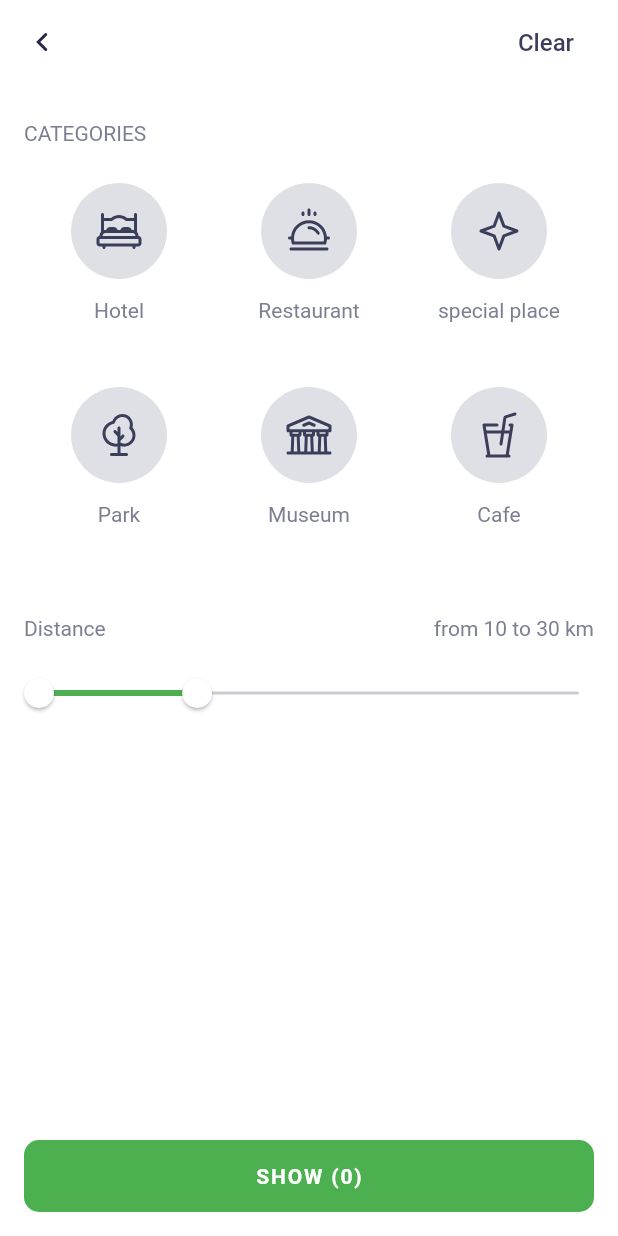
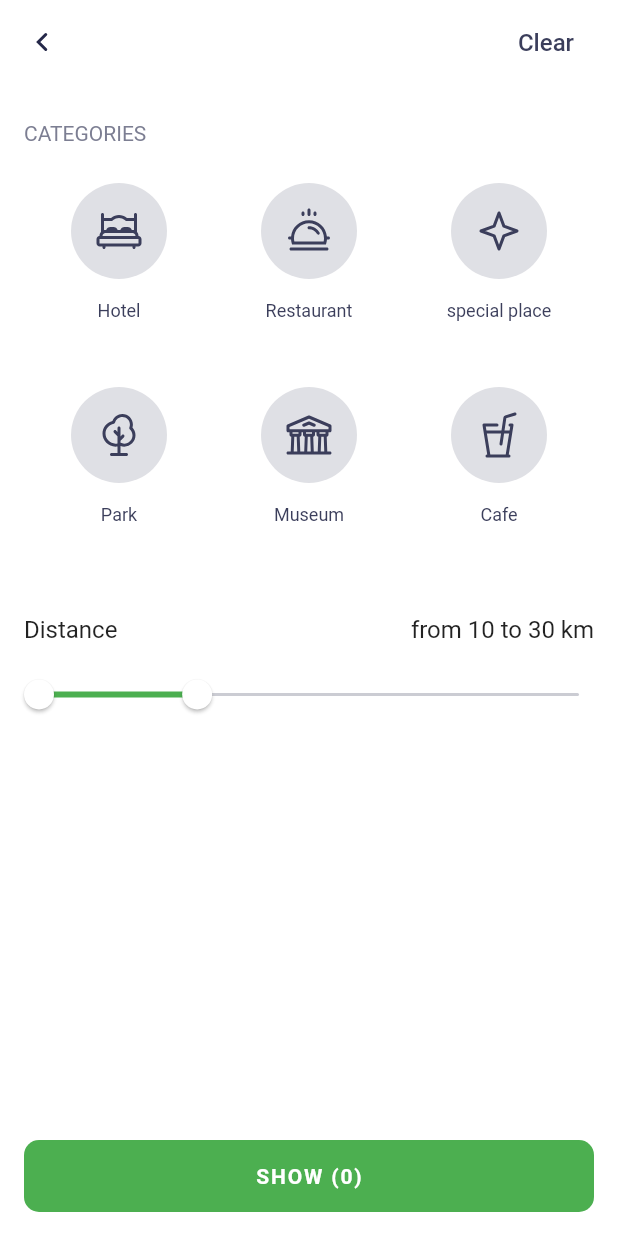
Before and after one commit to DeployChef/places, a Flutter app: the screen it shows after launch, on a phone screen of 412 x 824 dp. Run offline on Flutter 3.47's test engine with Material 2 defaults, Android fonts, the phone set to English and light mode, and no system bars; our stand-ins replace flutter_svg, shared_preferences; generated files the repository leaves out were written again.

Commit message:
localization and styles

```diff
--- a/lib/styles/styles.dart
+++ b/lib/styles/styles.dart
@@ -39,4 +39,10 @@ static final textSmall14Bold = textSmall14.copyWith(
   static final textButton = textSmall14Bold.copyWith(
     letterSpacing: 0.3,
   );
+
+  static final textSuperSmall12 = TextStyle(
+    fontSize: 12.0,
+    height: 1.33,
+    fontWeight: FontWeight.w400,
+  );
 }
--- a/lib/ui/screens/filters_screen.dart
+++ b/lib/ui/screens/filters_screen.dart
@@ -30,7 +30,15 @@ class FiltersScreen extends StatefulWidget {
 }
 
 class _FiltersScreenState extends State<FiltersScreen> {
-  late List<Category> _categories;
+  late AppLocalizations _locale;
+  late List<Category> _categories = [
+    Category(name: _locale.hotel, iconPath: icHotel),
+    Category(name: _locale.restaurant, iconPath: icRestaurant),
+    Category(name: _locale.specialPlace, iconPath: icParticular),
+    Category(name: _locale.park, iconPath: icPark),
+    Category(name: _locale.museum, iconPath: icMuseum),
+    Category(name: _locale.cafe, iconPath: icCafe),
+  ];
 
   RangeValues _currentRangeValues = RangeValues(100, 3000);
   int _sightCount = 0;
@@ -46,26 +54,17 @@ class _FiltersScreenState extends State<FiltersScreen> {
   @override
   Widget build(BuildContext context) {
     var theme = Theme.of(context);
-    final locale = AppLocalizations.of(context)!;
-
-    _categories = [
-      Category(name: locale.hotel, iconPath: icHotel),
-      Category(name: locale.restaurant, iconPath: icRestaurant),
-      Category(name: locale.specialPlace, iconPath: icParticular),
-      Category(name: locale.park, iconPath: icPark),
-      Category(name: locale.museum, iconPath: icMuseum),
-      Category(name: locale.cafe, iconPath: icCafe),
-    ];
+    _locale = AppLocalizations.of(context)!;
 
     return Scaffold(
-      appBar: _createSettingsAppbar(theme, locale),
+      appBar: _createSettingsAppbar(theme),
       body: Padding(
         padding: const EdgeInsets.symmetric(horizontal: 16, vertical: 24),
         child: Column(
           children: [
-            _buildCategories(theme, locale),
+            _buildCategories(theme),
             SizedBox(height: 56),
-            _buildRange(locale),
+            _buildRange(theme),
           ],
         ),
       ),
@@ -79,21 +78,27 @@ class _FiltersScreenState extends State<FiltersScreen> {
             ),
           ),
           onPressed: () {},
-          label: Text("${locale.show.toUpperCase()} ($_sightCount)"),
+          label: Text("${_locale.show.toUpperCase()} ($_sightCount)"),
         ),
       ),
       floatingActionButtonLocation: FloatingActionButtonLocation.centerFloat,
     );
   }
 
-  Column _buildRange(AppLocalizations locale) {
+  Column _buildRange(ThemeData theme) {
     return Column(
       children: [
         Row(
           mainAxisAlignment: MainAxisAlignment.spaceBetween,
           children: [
-            Text(locale.distance),
-            Text(locale.rangeTitle),
+            Text(
+              _locale.distance,
+              style: theme.primaryTextTheme.subtitle1,
+            ),
+            Text(
+              _locale.rangeTitle,
+              style: theme.primaryTextTheme.subtitle1,
+            ),
           ],
         ),
         SizedBox(
@@ -117,11 +122,13 @@ class _FiltersScreenState extends State<FiltersScreen> {
     );
   }
 
-  Column _buildCategories(ThemeData theme, AppLocalizations locale) {
+  Column _buildCategories(ThemeData theme) {
     return Column(
       crossAxisAlignment: CrossAxisAlignment.start,
       children: [
-        Text(locale.categories),
+        Text(
+          _locale.categories,
+        ),
         SizedBox(
           height: 24,
         ),
@@ -178,20 +185,23 @@ class _FiltersScreenState extends State<FiltersScreen> {
                     splashColor: theme.accentColor.withOpacity(0.5),
                   ),
                 ),
-                if (category.isSelected) _showSelected(),
+                if (category.isSelected) _showSelected(theme),
               ],
             ),
           ),
           SizedBox(
             height: 12,
           ),
-          Text(category.name),
+          Text(
+            category.name,
+            style: theme.textTheme.caption,
+          ),
         ],
       ),
     );
   }
 
-  Widget _showSelected() {
+  Widget _showSelected(ThemeData theme) {
     return Align(
       alignment: Alignment.bottomRight,
       child: Stack(
@@ -201,7 +211,7 @@ class _FiltersScreenState extends State<FiltersScreen> {
             height: 16,
             decoration: ShapeDecoration(
               shape: CircleBorder(),
-              color: Theme.of(context).colorScheme.primary,
+              color: theme.colorScheme.primary,
             ),
           ),
           Positioned(
@@ -211,7 +221,7 @@ class _FiltersScreenState extends State<FiltersScreen> {
             bottom: 0,
             child: SvgPicture.asset(
               icTick,
-              color: Theme.of(context).primaryColor,
+              color: theme.primaryColor,
             ),
           ),
         ],
@@ -241,7 +251,7 @@ class _FiltersScreenState extends State<FiltersScreen> {
     });
   }
 
-  AppBar _createSettingsAppbar(ThemeData theme, AppLocalizations locale) {
+  AppBar _createSettingsAppbar(ThemeData theme) {
     return AppBar(
       leading: Container(
           padding: const EdgeInsets.only(left: 16, right: 16),
@@ -253,7 +263,7 @@ class _FiltersScreenState extends State<FiltersScreen> {
         alignment: Alignment.centerRight,
         child: TextButton(
           child: Text(
-            locale.clear,
+            _locale.clear,
             style: theme.textTheme.headline5?.copyWith(
               color: theme.accentColor,
             ),
--- a/lib/ui/screens/res/themes.dart
+++ b/lib/ui/screens/res/themes.dart
@@ -37,6 +37,7 @@ class AppTheme {
         bodyText1: AppTypography.textSmall14.copyWith(color: AppColors.lightSecondaryColor),
         bodyText2: AppTypography.textSmall14.copyWith(color: AppColors.lightSecondaryVariant),
         button: AppTypography.textButton.copyWith(color: AppColors.lightPrimaryColor),
+        caption: AppTypography.textSuperSmall12.copyWith(color: AppColors.lightSecondaryColor),
       ),
       primaryTextTheme: TextTheme(
         headline6: AppTypography.textSubtitle18.copyWith(color: AppColors.lightBackgroundColor),
@@ -114,6 +115,7 @@ class AppTheme {
         bodyText1: AppTypography.textSmall14.copyWith(color: AppColors.colorWhite),
         bodyText2: AppTypography.textSmall14.copyWith(color: AppColors.darkBackgroundColor),
         button: AppTypography.textButton,
+        caption: AppTypography.textSuperSmall12.copyWith(color: AppColors.colorWhite),
       ),
       primaryTextTheme: TextTheme(
         headline6: AppTypography.textSubtitle18.copyWith(color: AppColors.darkBackgroundColor),
```
Lines whose indentation alone changed are shown as unchanged.
